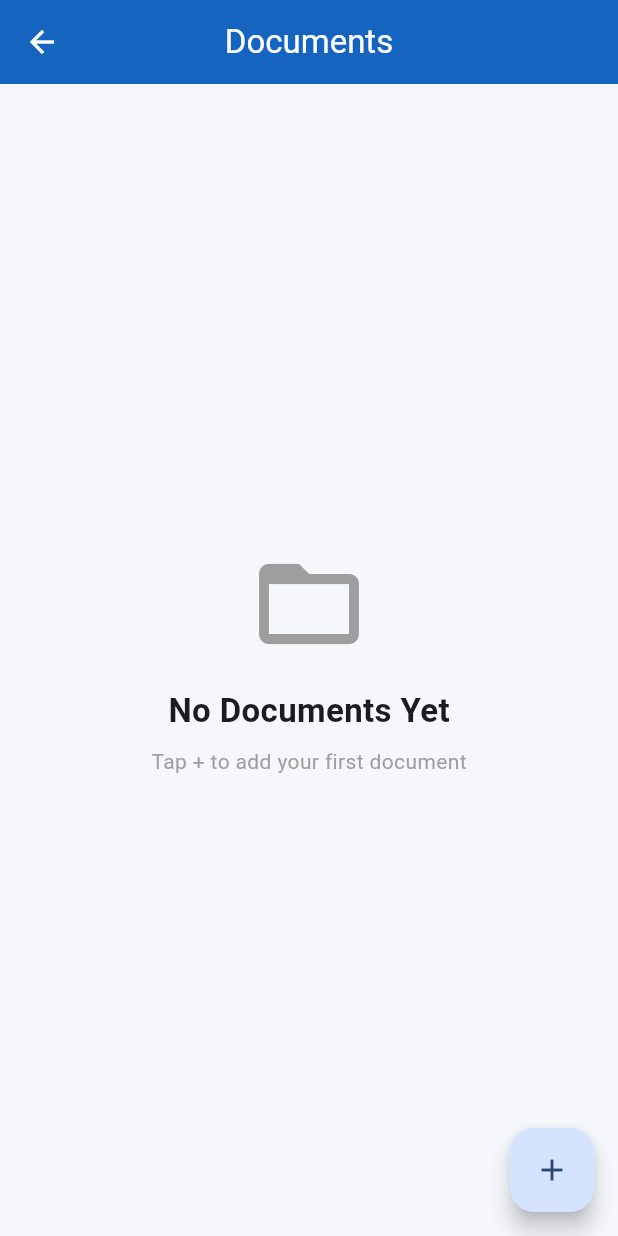
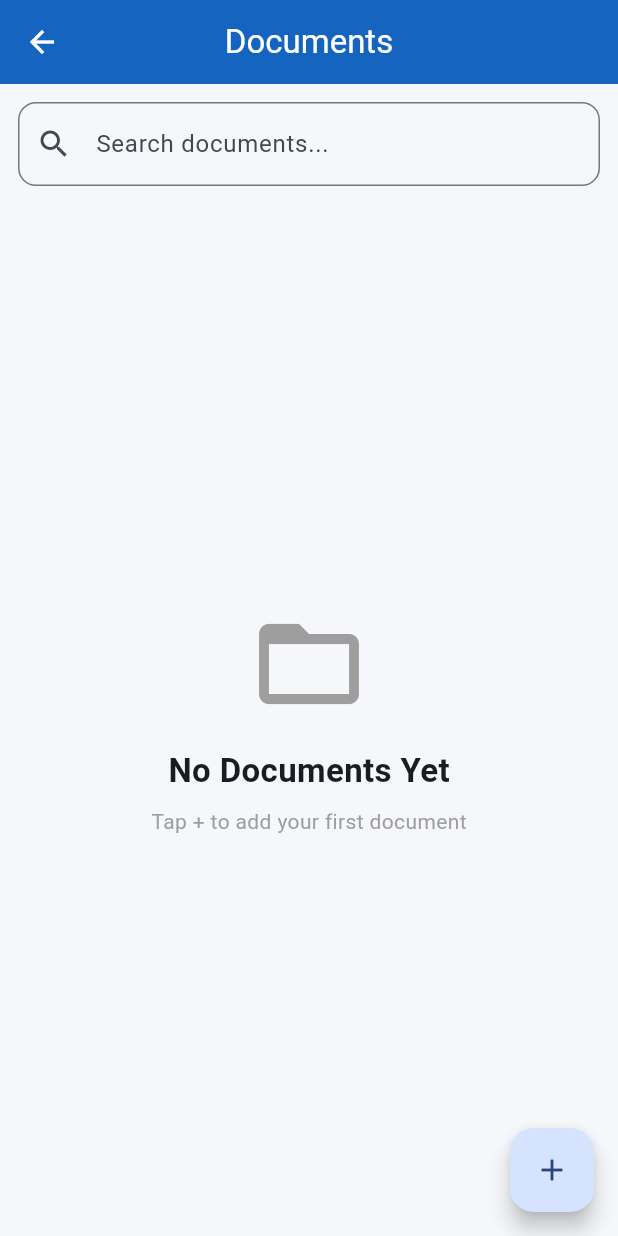
Before and after one commit to ved-naik22/myvault, a Flutter app: the DocumentsPage screen opened directly, on a phone screen of 412 x 824 dp. Run offline on Flutter 3.47's test engine with Material 3 defaults, Android fonts, the phone set to English and light mode, and no system bars; our stand-ins replace hive, hive_flutter; missing offline and left inert: syncfusion_flutter_pdfviewer; accounts and stored records are empty.

Commit message:
Add document search feature

```diff
--- a/lib/features/documents/documents_page.dart
+++ b/lib/features/documents/documents_page.dart
@@ -1,12 +1,26 @@
 import 'package:flutter/material.dart';
 import 'package:provider/provider.dart';
+
+import 'add_document_page.dart';
 import 'document_preview_page.dart';
-import 'add_document_page.dart';
 import 'providers/document_provider.dart';
 import 'widgets/empty_documents.dart';
 
-class DocumentsPage extends StatelessWidget {
+class DocumentsPage extends StatefulWidget {
   const DocumentsPage({super.key});
+
+  @override
+  State<DocumentsPage> createState() => _DocumentsPageState();
+}
+
+class _DocumentsPageState extends State<DocumentsPage> {
+  final TextEditingController _searchController = TextEditingController();
+
+  @override
+  void dispose() {
+    _searchController.dispose();
+    super.dispose();
+  }
 
   @override
   Widget build(BuildContext context) {
@@ -16,7 +30,37 @@ class DocumentsPage extends StatelessWidget {
       appBar: AppBar(
         title: const Text("Documents"),
       ),
-      body: provider.documents.isEmpty
+      body: Column(
+        children: [
+          Padding(
+            padding: const EdgeInsets.all(12),
+            child: TextField(
+              controller: _searchController,
+              decoration: InputDecoration(
+                hintText: "Search documents...",
+                prefixIcon: const Icon(Icons.search),
+                suffixIcon: _searchController.text.isNotEmpty
+                    ? IconButton(
+                        icon: const Icon(Icons.clear),
+                        onPressed: () {
+                          _searchController.clear();
+                          provider.searchDocuments("");
+                          setState(() {});
+                        },
+                      )
+                    : null,
+                border: OutlineInputBorder(
+                  borderRadius: BorderRadius.circular(12),
+                ),
+              ),
+              onChanged: (value) {
+                provider.searchDocuments(value);
+                setState(() {});
+              },
+            ),
+          ),
+          Expanded(
+            child: provider.documents.isEmpty
                 ? const EmptyDocuments()
                 : ListView.builder(
                     itemCount: provider.documents.length,
@@ -49,7 +93,6 @@ class DocumentsPage extends StatelessWidget {
                           trailing: Row(
                             mainAxisSize: MainAxisSize.min,
                             children: [
-                        // Edit Button
                               IconButton(
                                 icon: const Icon(
                                   Icons.edit,
@@ -71,8 +114,6 @@ class DocumentsPage extends StatelessWidget {
                                   }
                                 },
                               ),
-
-                        // Delete Button
                               IconButton(
                                 icon: const Icon(
                                   Icons.delete,
@@ -105,7 +146,8 @@ class DocumentsPage extends StatelessWidget {
                                     await provider.deleteDocument(index);
 
                                     if (context.mounted) {
-                                ScaffoldMessenger.of(context).showSnackBar(
+                                      ScaffoldMessenger.of(context)
+                                          .showSnackBar(
                                         const SnackBar(
                                           content: Text(
                                             "Document deleted successfully.",
@@ -122,7 +164,9 @@ class DocumentsPage extends StatelessWidget {
                       );
                     },
                   ),
-
+          ),
+        ],
+      ),
       floatingActionButton: FloatingActionButton(
         child: const Icon(Icons.add),
         onPressed: () async {
--- a/lib/features/documents/providers/document_provider.dart
+++ b/lib/features/documents/providers/document_provider.dart
@@ -7,11 +7,13 @@ class DocumentProvider extends ChangeNotifier {
   final DocumentService _service = DocumentService();
 
   List<DocumentModel> _documents = [];
+  List<DocumentModel> _filteredDocuments = [];
 
-  List<DocumentModel> get documents => _documents;
+  List<DocumentModel> get documents => _filteredDocuments;
 
   Future<void> loadDocuments() async {
     _documents = await _service.getDocuments();
+    _filteredDocuments = List.from(_documents);
     notifyListeners();
   }
 
@@ -32,4 +34,21 @@ class DocumentProvider extends ChangeNotifier {
     await _service.deleteDocument(index);
     await loadDocuments();
   }
+
+  void searchDocuments(String query) {
+    if (query.trim().isEmpty) {
+      _filteredDocuments = List.from(_documents);
+    } else {
+      _filteredDocuments = _documents.where((doc) {
+        return doc.title
+                .toLowerCase()
+                .contains(query.toLowerCase()) ||
+            doc.category
+                .toLowerCase()
+                .contains(query.toLowerCase());
+      }).toList();
+    }
+
+    notifyListeners();
+  }
 }
```
Lines whose indentation alone changed are shown as unchanged.
